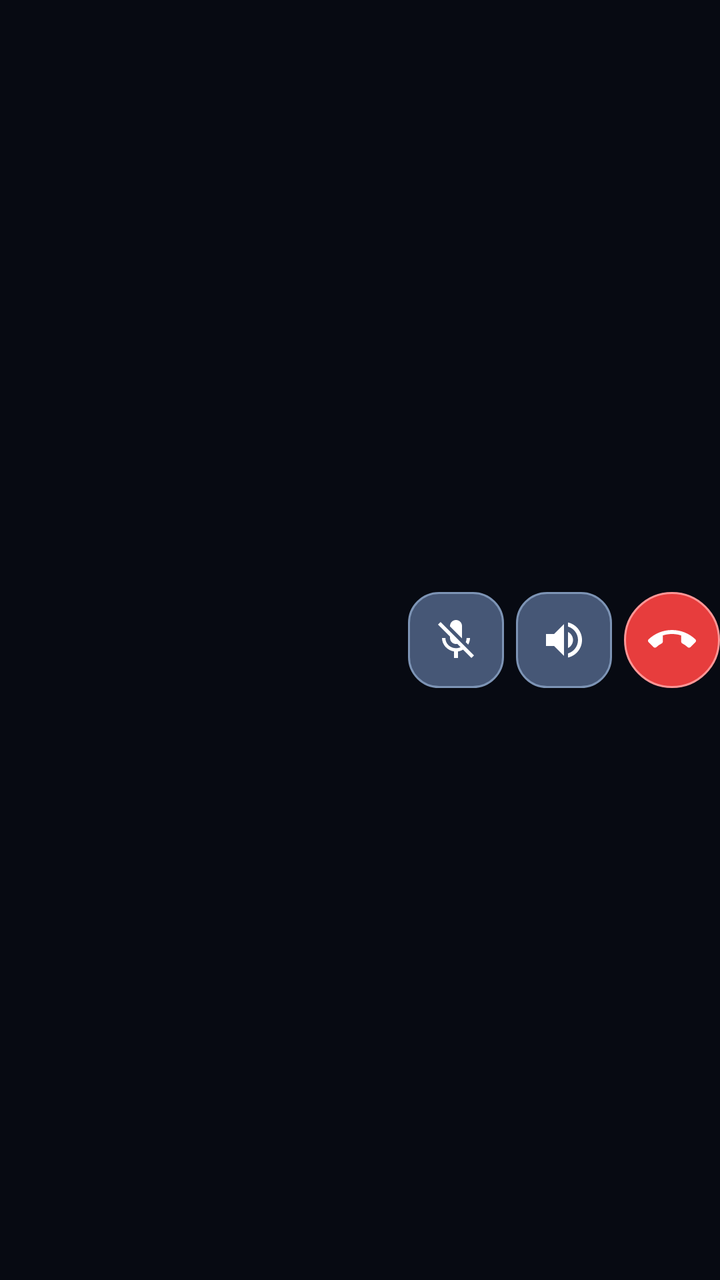
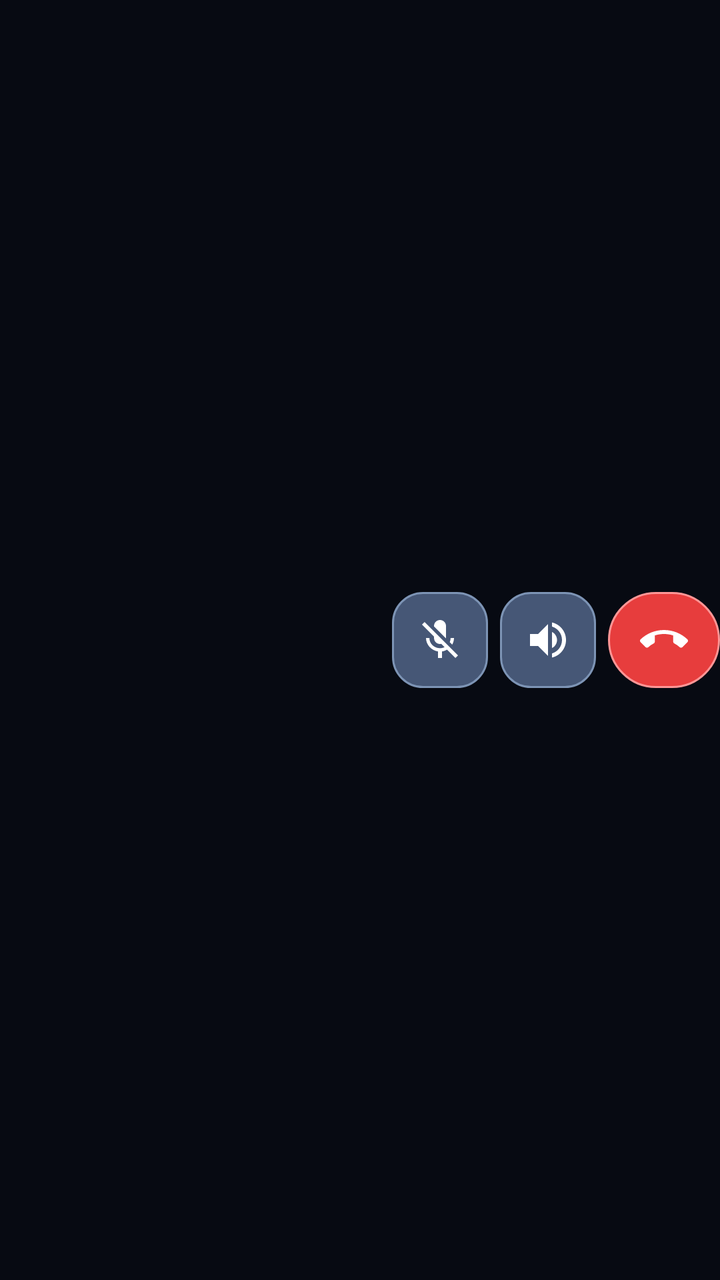

Before-and-after screenshots of an Android layout around one commit, followed by the original layout XML and the change that was made.
<!-- AndroidManifest.xml: application theme Theme.LiquidDialer -->
<!-- res/layout/notif_call_ongoing.xml -->
<?xml version="1.0" encoding="utf-8"?>
<LinearLayout xmlns:android="http://schemas.android.com/apk/res/android"
    android:layout_width="match_parent"
    android:layout_height="48dp"
    android:gravity="center_vertical"
    android:orientation="horizontal">

    <LinearLayout
        android:layout_width="0dp"
        android:layout_height="wrap_content"
        android:layout_weight="1"
        android:gravity="center_vertical"
        android:orientation="vertical">

        <TextView
            android:id="@+id/notif_call_name"
            style="@style/TextAppearance.Compat.Notification.Title"
            android:layout_width="match_parent"
            android:layout_height="wrap_content"
            android:ellipsize="end"
            android:maxLines="1" />

        <TextView
            android:id="@+id/notif_call_status"
            style="@style/TextAppearance.Compat.Notification"
            android:layout_width="match_parent"
            android:layout_height="wrap_content"
            android:ellipsize="end"
            android:maxLines="1" />

        <Chronometer
            android:id="@+id/notif_call_timer"
            style="@style/TextAppearance.Compat.Notification"
            android:layout_width="match_parent"
            android:layout_height="wrap_content"
            android:visibility="gone" />
    </LinearLayout>

    <ImageButton
        android:id="@+id/notif_btn_mute"
        android:layout_width="48dp"
        android:layout_height="48dp"
        android:layout_marginStart="4dp"
        android:background="@drawable/notif_btn_circle"
        android:contentDescription="Mute"
        android:padding="7dp"
        android:scaleType="centerInside"
        android:src="@drawable/ic_notif_mute" />

    <ImageButton
        android:id="@+id/notif_btn_speaker"
        android:layout_width="48dp"
        android:layout_height="48dp"
        android:layout_marginStart="6dp"
        android:background="@drawable/notif_btn_circle"
        android:contentDescription="Speaker"
        android:padding="7dp"
        android:scaleType="centerInside"
        android:src="@drawable/ic_notif_speaker" />

    <ImageButton
        android:id="@+id/notif_btn_end"
        android:layout_width="48dp"
        android:layout_height="48dp"
        android:layout_marginStart="6dp"
        android:background="@drawable/notif_btn_circle_end"
        android:contentDescription="Call kaato"
        android:padding="7dp"
        android:scaleType="centerInside"
        android:src="@drawable/ic_notif_call_end" />
</LinearLayout>
<!-- resources referenced by this layout -->
<resources>
  <!-- drawable ic_notif_call_end (drawable) -->
  <vector xmlns:android="http://schemas.android.com/apk/res/android"
      android:width="24dp" android:height="24dp"
      android:viewportWidth="24" android:viewportHeight="24"
      android:tint="#FFFFFF">
      <path android:fillColor="#FFFFFF"
          android:pathData="M12,9c-1.6,0 -3.15,0.25 -4.6,0.72v3.1c0,0.39 -0.23,0.74 -0.56,0.9 -0.98,0.49 -1.87,1.12 -2.66,1.85 -0.18,0.18 -0.43,0.28 -0.7,0.28 -0.28,0 -0.53,-0.11 -0.71,-0.29L0.29,13.08c-0.18,-0.17 -0.29,-0.42 -0.29,-0.7 0,-0.28 0.11,-0.53 0.29,-0.71C3.34,8.78 7.46,7 12,7s8.66,1.78 11.71,4.67c0.18,0.18 0.29,0.43 0.29,0.71 0,0.28 -0.11,0.53 -0.29,0.71l-2.48,2.48c-0.18,0.18 -0.43,0.29 -0.71,0.29 -0.27,0 -0.52,-0.11 -0.7,-0.28 -0.79,-0.74 -1.68,-1.36 -2.66,-1.85 -0.33,-0.16 -0.56,-0.5 -0.56,-0.9v-3.1C15.15,9.25 13.6,9 12,9z" />
  </vector>
  <!-- drawable ic_notif_mute (drawable) -->
  <vector xmlns:android="http://schemas.android.com/apk/res/android"
      android:width="24dp" android:height="24dp"
      android:viewportWidth="24" android:viewportHeight="24"
      android:tint="#FFFFFF">
      <path android:fillColor="#FFFFFF"
          android:pathData="M19,11h-1.7c0,0.74 -0.16,1.43 -0.43,2.05l1.23,1.23c0.56,-0.98 0.9,-2.09 0.9,-3.28zM14.98,11.17c0,-0.06 0.02,-0.11 0.02,-0.17V5c0,-1.66 -1.34,-3 -3,-3S9,3.34 9,5v0.18l5.98,5.99zM4.27,3L3,4.27l6.01,6.01V11c0,1.66 1.33,3 2.99,3 0.22,0 0.44,-0.03 0.65,-0.08l1.66,1.66c-0.71,0.33 -1.5,0.52 -2.31,0.52 -2.76,0 -5.3,-2.1 -5.3,-5.1H5c0,3.41 2.72,6.23 6,6.72V21h2v-3.28c0.91,-0.13 1.77,-0.45 2.54,-0.9L19.73,21 21,19.73 4.27,3z" />
  </vector>
  <!-- drawable ic_notif_speaker (drawable) -->
  <vector xmlns:android="http://schemas.android.com/apk/res/android"
      android:width="24dp" android:height="24dp"
      android:viewportWidth="24" android:viewportHeight="24"
      android:tint="#FFFFFF">
      <path android:fillColor="#FFFFFF"
          android:pathData="M3,9v6h4l5,5V4L7,9H3zM16.5,12c0,-1.77 -1.02,-3.29 -2.5,-4.03v8.05c1.48,-0.73 2.5,-2.25 2.5,-4.02zM14,3.23v2.06c2.89,0.86 5,3.54 5,6.71s-2.11,5.85 -5,6.71v2.06c4.01,-0.91 7,-4.49 7,-8.77s-2.99,-7.86 -7,-8.77z" />
  </vector>
  <!-- drawable notif_btn_circle (drawable) -->
  <?xml version="1.0" encoding="utf-8"?>
  <shape xmlns:android="http://schemas.android.com/apk/res/android" android:shape="rectangle">
      <corners android:radius="15dp" />
      <solid android:color="#465776" />
      <stroke android:width="1dp" android:color="#7D94B5" />
  </shape>
  <!-- drawable notif_btn_circle_end (drawable) -->
  <?xml version="1.0" encoding="utf-8"?>
  <shape xmlns:android="http://schemas.android.com/apk/res/android" android:shape="rectangle">
      <corners android:radius="24dp" />
      <solid android:color="#E73D3D" />
      <stroke android:width="1dp" android:color="#FF9696" />
  </shape>
  <style name="Theme.LiquidDialer" parent="android:Theme.Material.NoActionBar">
          <item name="android:windowBackground">@color/ld_bg</item>
          <item name="android:statusBarColor">@android:color/transparent</item>
          <item name="android:navigationBarColor">@android:color/transparent</item>
          <item name="android:windowLightStatusBar">false</item>
      </style>
  <color name="ld_bg">#070A12</color>
</resources>

<!-- the commit's change to res/layout/notif_call_ongoing.xml (unified diff, before → after) -->
@@ -60,7 +60,7 @@
 
     <ImageButton
         android:id="@+id/notif_btn_end"
-        android:layout_width="48dp"
+        android:layout_width="56dp"
         android:layout_height="48dp"
         android:layout_marginStart="6dp"
         android:background="@drawable/notif_btn_circle_end"
